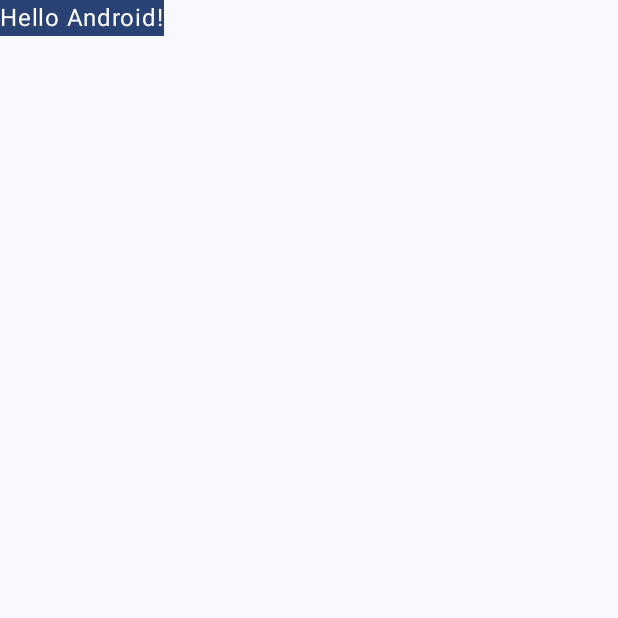
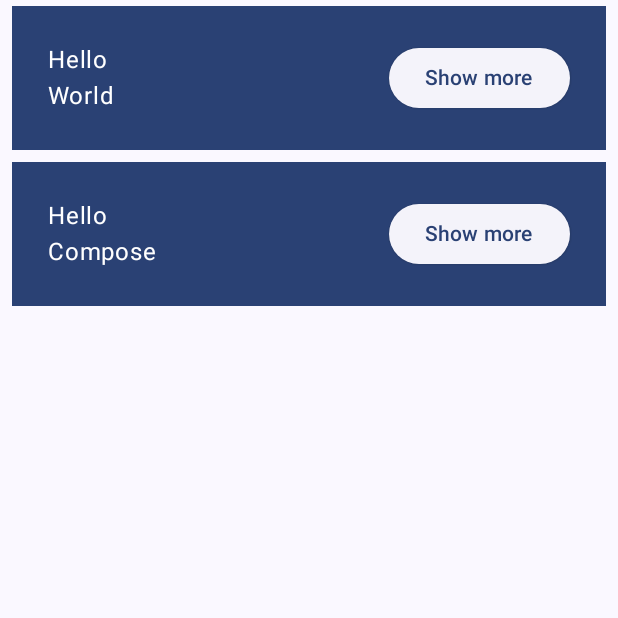
Before and after one commit to SouksavathPMS/basic_compose, an Android app built with Jetpack Compose: the screen it shows after launch (MainActivity), on a phone screen of 412 x 824 dp, the top half of it. Run offline under Robolectric (Android 15) with nearby library versions, the phone set to English and light mode, and no system bars.

Commit message:
Layout and button

```diff
--- a/app/src/main/java/com/example/basicscodelab/MainActivity.kt
+++ b/app/src/main/java/com/example/basicscodelab/MainActivity.kt
@@ -5,8 +5,13 @@ import androidx.activity.ComponentActivity
 import androidx.activity.compose.setContent
 import androidx.activity.enableEdgeToEdge
 import androidx.compose.foundation.layout.Box
+import androidx.compose.foundation.layout.Column
+import androidx.compose.foundation.layout.Row
 import androidx.compose.foundation.layout.fillMaxSize
+import androidx.compose.foundation.layout.fillMaxWidth
 import androidx.compose.foundation.layout.padding
+import androidx.compose.material3.Button
+import androidx.compose.material3.ElevatedButton
 import androidx.compose.material3.MaterialTheme
 import androidx.compose.material3.Scaffold
 import androidx.compose.material3.Surface
@@ -14,6 +19,7 @@ import androidx.compose.material3.Text
 import androidx.compose.runtime.Composable
 import androidx.compose.ui.Modifier
 import androidx.compose.ui.tooling.preview.Preview
+import androidx.compose.ui.unit.dp
 import com.example.basicscodelab.ui.theme.BasicsCodelabTheme
 
 class MainActivity : ComponentActivity() {
@@ -22,12 +28,24 @@ class MainActivity : ComponentActivity() {
         enableEdgeToEdge()
         setContent {
             BasicsCodelabTheme {
-                Scaffold(modifier = Modifier.fillMaxSize()) { innerPadding ->
-                    Greeting(
-                        name = "Android",
-                        modifier = Modifier.padding(innerPadding)
-                    )
-                }
+                MyApp(modifier = Modifier.fillMaxSize())
+            }
+        }
+    }
+}
+
+@Composable
+fun MyApp(
+    modifier: Modifier,
+    names: List<String> = listOf("World", "Compose")
+) {
+    Surface(
+        modifier = modifier,
+//        color = MaterialTheme.colorScheme.primary
+    ) {
+        Column(modifier) {
+            for (name in names) {
+                Greeting(name = name)
             }
         }
     }
@@ -35,15 +53,31 @@ class MainActivity : ComponentActivity() {
 
 @Composable
 fun Greeting(name: String, modifier: Modifier = Modifier) {
-    Surface (color = MaterialTheme.colorScheme.primary) {
-        Text(
-            text = "Hello $name!",
-            modifier = modifier
-        )
+    Surface(
+        color = MaterialTheme.colorScheme.primary,
+        modifier = modifier.padding(vertical = 4.dp, horizontal = 8.dp)
+    ) {
+        Row(modifier = Modifier.padding(24.dp)) {
+            Column(
+                modifier = Modifier.weight(1f)
+            ) {
+                Text(
+                    text = "Hello",
+                )
+                Text(
+                    text = name,
+                )
+            }
+            ElevatedButton(
+                onClick = { /* TODO */ }
+            ) {
+                Text("Show more")
+            }
+        }
     }
 }
 
-@Preview(showBackground = true)
+@Preview(showBackground = true, widthDp = 360)
 @Composable
 fun GreetingPreview() {
     BasicsCodelabTheme {
```
